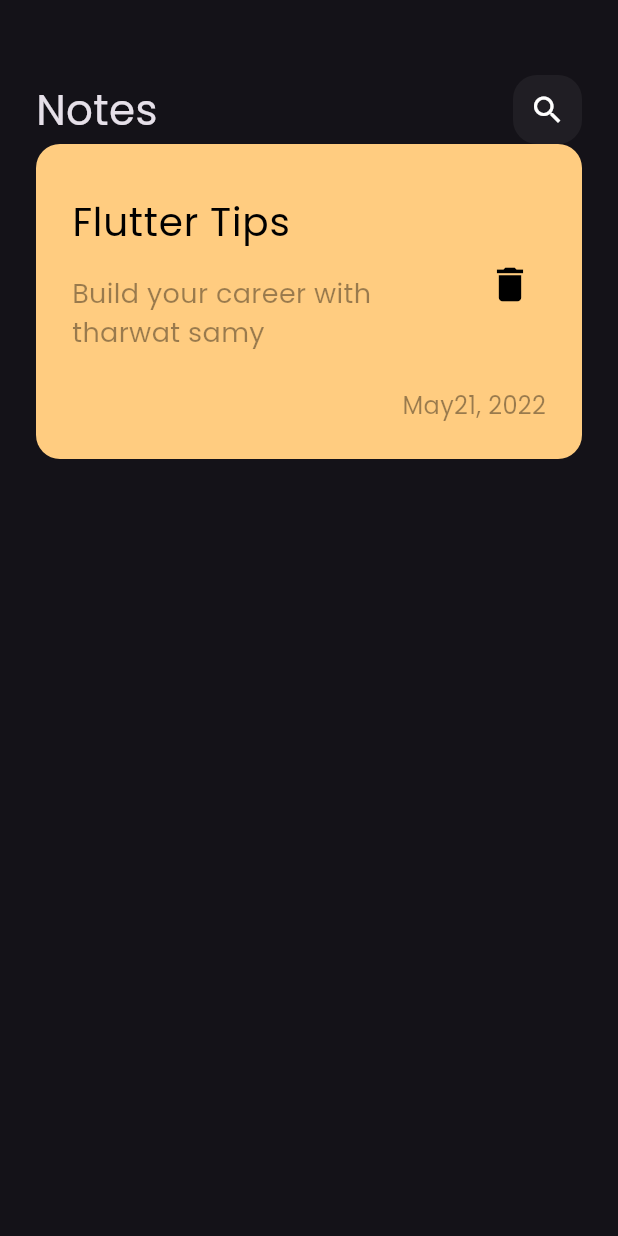
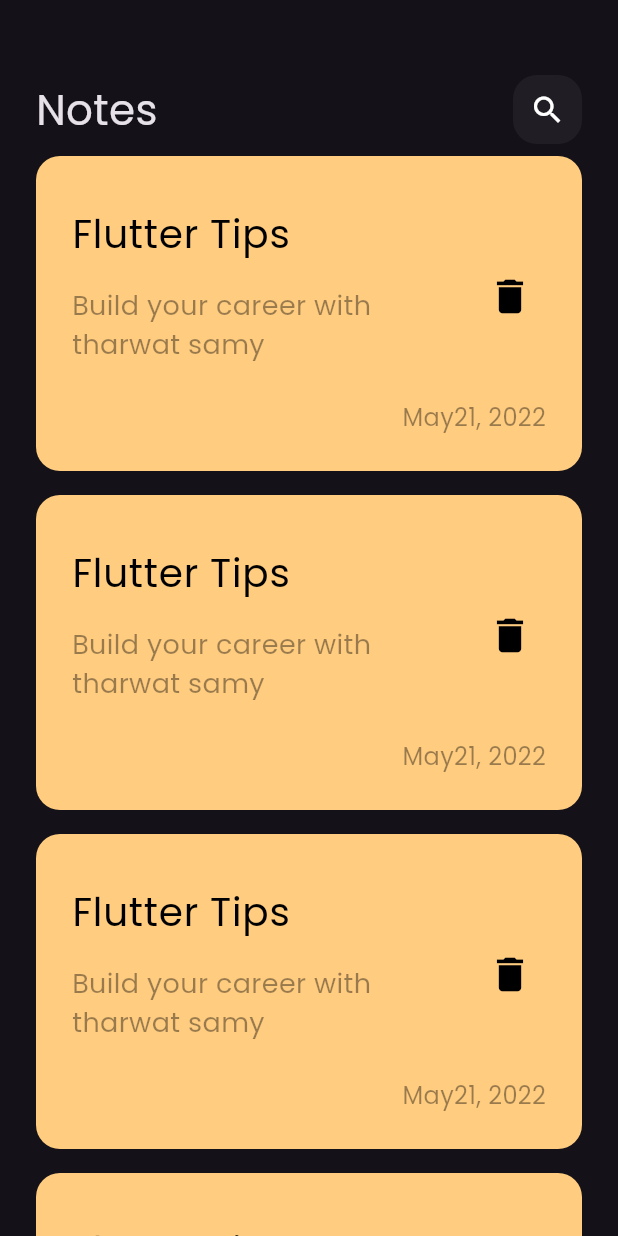
Before and after one commit to mohamedabdelhamed555/note_app, a Flutter app: the screen it shows after launch, on a phone screen of 412 x 824 dp. Run offline on Flutter 3.47's test engine with Material 3 defaults, Android fonts, the phone set to English and light mode, and no system bars.

Commit message:
create builder list view

```diff
--- /dev/null
+++ b/lib/views/widgets/note_item.dart
@@ -0,0 +1,54 @@
+import 'package:flutter/material.dart';
+
+class NoteItem extends StatelessWidget {
+  const NoteItem({super.key});
+
+  @override
+  Widget build(BuildContext context) {
+    return Container(
+      padding: const EdgeInsets.only(top: 24, bottom: 24, left: 8),
+      decoration: BoxDecoration(
+          color: Color(0xffffcc80), borderRadius: BorderRadius.circular(16)),
+      child: Column(
+        crossAxisAlignment: CrossAxisAlignment.end,
+        children: [
+          ListTile(
+            title: Text(
+              "Flutter Tips",
+              style: TextStyle(
+                color: Colors.black,
+                fontSize: 26,
+              ),
+            ),
+            subtitle: Padding(
+              padding: const EdgeInsets.only(top: 16, bottom: 16),
+              child: Text(
+                "Build your career with tharwat samy",
+                style: TextStyle(
+                  fontSize: 18,
+                  color: Colors.black.withOpacity(0.4),
+                ),
+              ),
+            ),
+            trailing: IconButton(
+              onPressed: () {},
+              icon: Icon(
+                Icons.delete,
+                color: Colors.black,
+                size: 30,
+              ),
+            ),
+          ),
+          Padding(
+            padding: const EdgeInsets.only(right: 24),
+            child: Text(
+              "May21, 2022",
+              style:
+                  TextStyle(color: Colors.black.withOpacity(0.4), fontSize: 16),
+            ),
+          )
+        ],
+      ),
+    );
+  }
+}
--- /dev/null
+++ b/lib/views/widgets/note_list_view.dart
@@ -0,0 +1,19 @@
+import 'package:flutter/material.dart';
+
+import 'note_item.dart';
+
+class NotesListView extends StatelessWidget {
+  const NotesListView({super.key});
+
+  @override
+  Widget build(BuildContext context) {
+    return ListView.builder(
+      itemBuilder: (context, index) {
+        return const Padding(
+          padding: const EdgeInsets.symmetric(vertical: 8),
+          child: NoteItem(),
+        );
+      },
+    );
+  }
+}
--- a/lib/views/widgets/notes_view_body.dart
+++ b/lib/views/widgets/notes_view_body.dart
@@ -1,6 +1,6 @@
 import 'package:flutter/material.dart';
-
 import 'custom_app_bar.dart';
+import 'note_list_view.dart';
 
 class NotesViewBody extends StatelessWidget {
   const NotesViewBody({super.key});
@@ -15,62 +15,9 @@ class NotesViewBody extends StatelessWidget {
             height: 50,
           ),
           CustomAppBar(),
-          NoteItem(),
+          Expanded(child: NotesListView()),
         ],
       ),
     );
   }
 }
-
-class NoteItem extends StatelessWidget {
-  const NoteItem({super.key});
-
-  @override
-  Widget build(BuildContext context) {
-    return Container(
-      padding: const EdgeInsets.only(top: 24, bottom: 24, left: 8),
-      decoration: BoxDecoration(
-          color: Color(0xffffcc80), borderRadius: BorderRadius.circular(16)),
-      child: Column(
-        crossAxisAlignment: CrossAxisAlignment.end,
-        children: [
-          ListTile(
-            title: Text(
-              "Flutter Tips",
-              style: TextStyle(
-                color: Colors.black,
-                fontSize: 26,
-              ),
-            ),
-            subtitle: Padding(
-              padding: const EdgeInsets.only(top: 16, bottom: 16),
-              child: Text(
-                "Build your career with tharwat samy",
-                style: TextStyle(
-                  fontSize: 18,
-                  color: Colors.black.withOpacity(0.4),
-                ),
-              ),
-            ),
-            trailing: IconButton(
-              onPressed: () {},
-              icon: Icon(
-                Icons.delete,
-                color: Colors.black,
-                size: 30,
-              ),
-            ),
-          ),
-          Padding(
-            padding: const EdgeInsets.only(right: 24),
-            child: Text(
-              "May21, 2022",
-              style:
-                  TextStyle(color: Colors.black.withOpacity(0.4), fontSize: 16),
-            ),
-          )
-        ],
-      ),
-    );
-  }
-}
```
